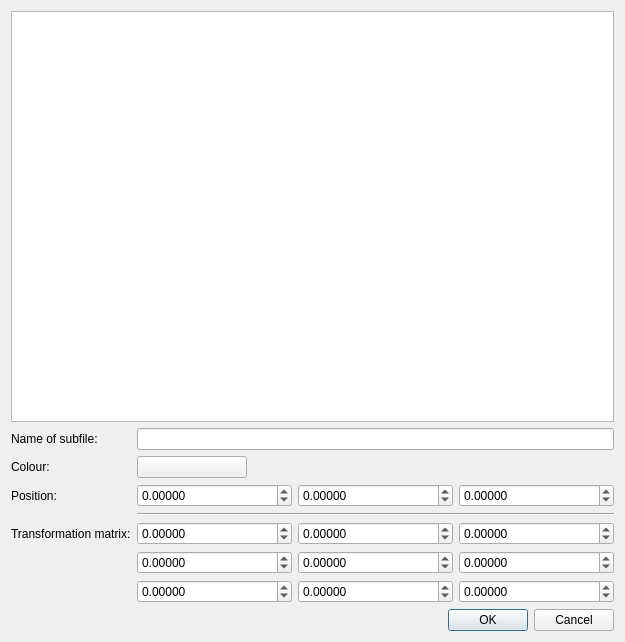
First picture: the form in src/dialogs/subfilereferenceeditor.ui, repository Symbian9/ldforge, before the edit.
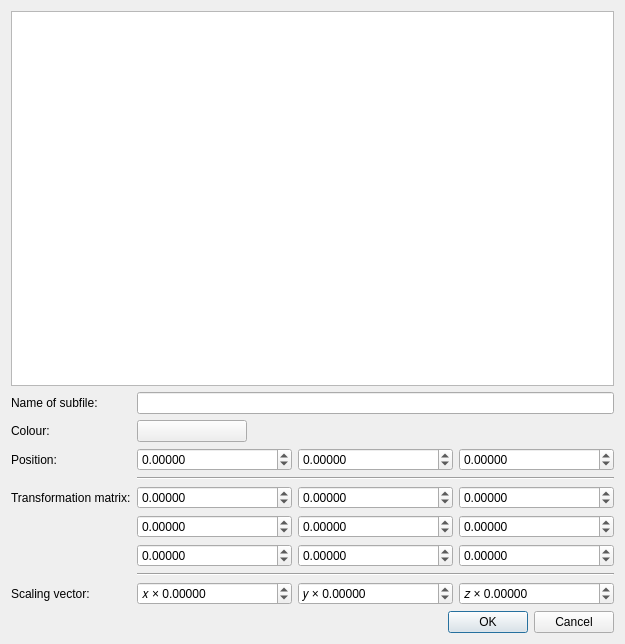
Second picture: the form after the edit.

Commit message: added scaling vector editing into the subfile editing dialog

The edit to the form file:
```diff
--- a/src/dialogs/subfilereferenceeditor.ui
+++ b/src/dialogs/subfilereferenceeditor.ui
@@ -7,7 +7,7 @@
     <x>0</x>
     <y>0</y>
     <width>625</width>
-    <height>642</height>
+    <height>644</height>
    </rect>
   </property>
   <property name="windowTitle">
@@ -110,6 +110,13 @@
        </item>
       </layout>
      </item>
+     <item row="3" column="1">
+      <widget class="Line" name="line">
+       <property name="orientation">
+        <enum>Qt::Horizontal</enum>
+       </property>
+      </widget>
+     </item>
      <item row="4" column="0">
       <widget class="QLabel" name="label_3">
        <property name="text">
@@ -238,8 +245,67 @@
        </item>
       </layout>
      </item>
-     <item row="3" column="1">
-      <widget class="Line" name="line">
+     <item row="6" column="0">
+      <widget class="QLabel" name="label_5">
+       <property name="text">
+        <string>Scaling vector:</string>
+       </property>
+      </widget>
+     </item>
+     <item row="6" column="1">
+      <layout class="QHBoxLayout" name="horizontalLayout_3">
+       <item>
+        <widget class="QDoubleSpinBox" name="scalingX">
+         <property name="prefix">
+          <string>𝑥 × </string>
+         </property>
+         <property name="decimals">
+          <number>5</number>
+         </property>
+         <property name="minimum">
+          <double>-10000.000000000000000</double>
+         </property>
+         <property name="maximum">
+          <double>10000.000000000000000</double>
+         </property>
+        </widget>
+       </item>
+       <item>
+        <widget class="QDoubleSpinBox" name="scalingY">
+         <property name="prefix">
+          <string>𝑦 × </string>
+         </property>
+         <property name="decimals">
+          <number>5</number>
+         </property>
+         <property name="minimum">
+          <double>-10000.000000000000000</double>
+         </property>
+         <property name="maximum">
+          <double>10000.000000000000000</double>
+         </property>
+        </widget>
+       </item>
+       <item>
+        <widget class="QDoubleSpinBox" name="scalingZ">
+         <property name="prefix">
+          <string>𝑧 × </string>
+         </property>
+         <property name="decimals">
+          <number>5</number>
+         </property>
+         <property name="minimum">
+          <double>-10000.000000000000000</double>
+         </property>
+         <property name="maximum">
+          <double>10000.000000000000000</double>
+         </property>
+        </widget>
+       </item>
+      </layout>
+     </item>
+     <item row="5" column="1">
+      <widget class="Line" name="line_2">
        <property name="orientation">
         <enum>Qt::Horizontal</enum>
        </property>
```
Left out of the diff: 28 changed lines with no effect on the pictures. The commit also changes 2 other files.
